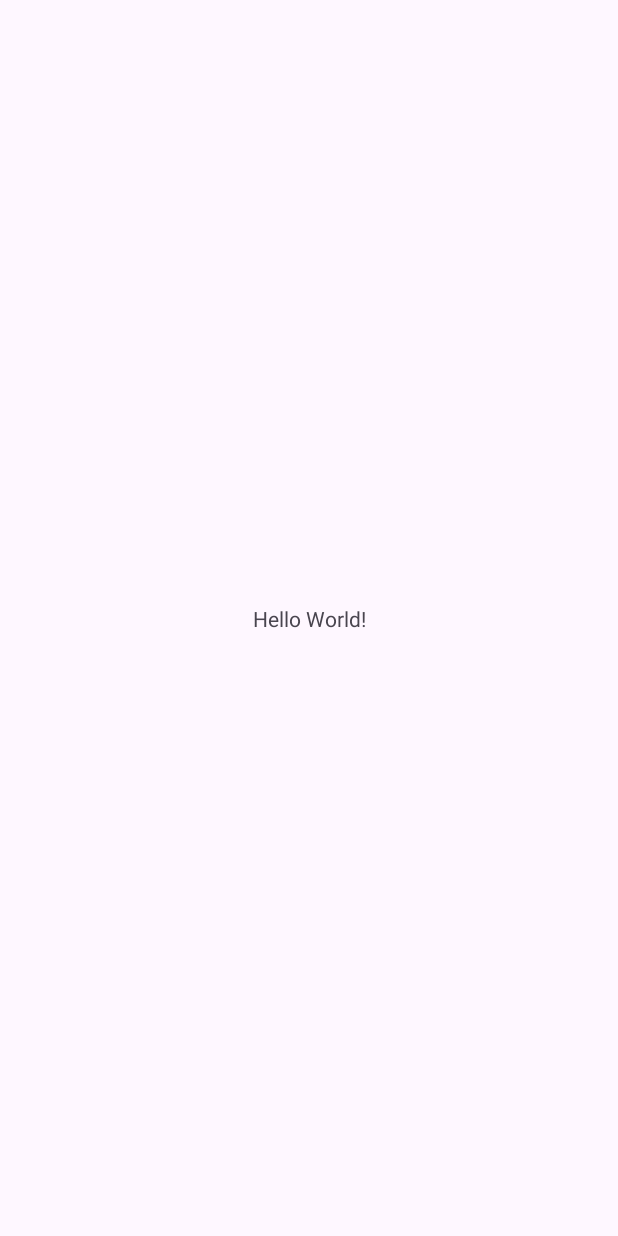
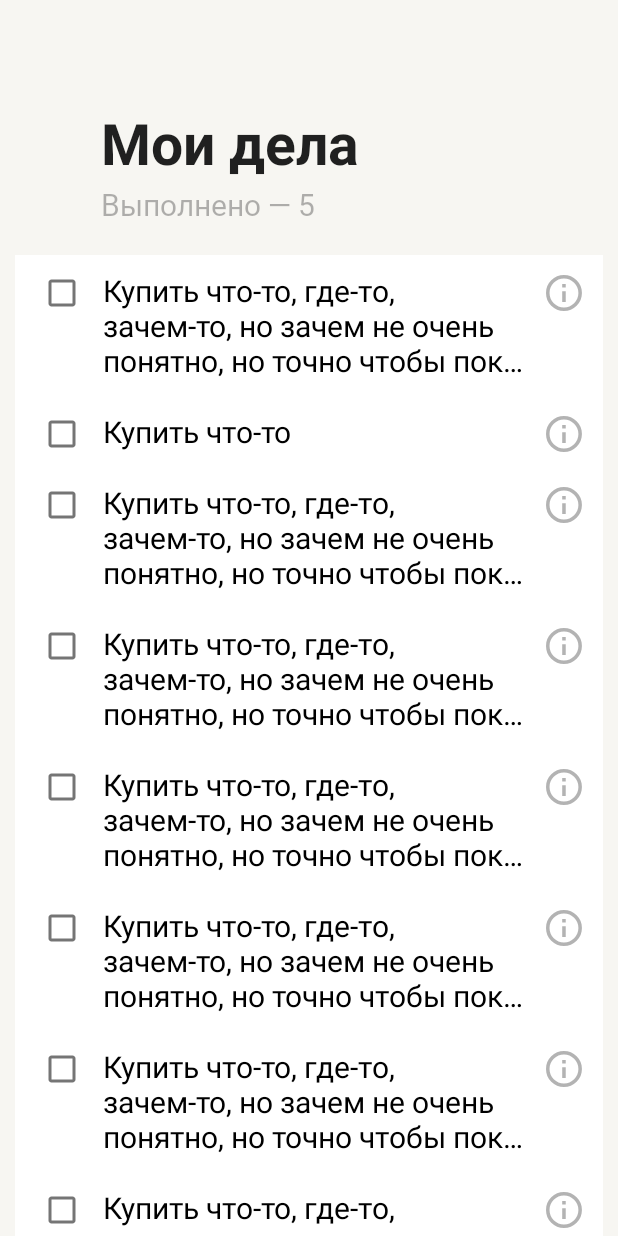
Before and after one commit to Mobile-Developement-School-23/android-todo-app-dotD4xe, an Android app: the screen it shows after launch (MainActivity), on a phone screen of 412 x 824 dp. Before the commit the screen is almost empty. Run offline under Robolectric (Android 15) with nearby library versions, the phone set to English and light mode, and no system bars.

Commit message:
add recyclerView, model, and some ui for ToDoList screen

```diff
--- a/app/src/main/java/com/example/todolist/MainActivity.kt
+++ b/app/src/main/java/com/example/todolist/MainActivity.kt
@@ -2,10 +2,24 @@ package com.example.todolist
 
 import androidx.appcompat.app.AppCompatActivity
 import android.os.Bundle
+import androidx.navigation.NavController
+import androidx.navigation.fragment.NavHostFragment
+import com.example.todolist.databinding.ActivityMainBinding
 
 class MainActivity : AppCompatActivity() {
+
+    private lateinit var binding: ActivityMainBinding
+    private lateinit var navController: NavController
+
+
     override fun onCreate(savedInstanceState: Bundle?) {
         super.onCreate(savedInstanceState)
-        setContentView(R.layout.activity_main)
+        binding = ActivityMainBinding.inflate(layoutInflater)
+        val view = binding.root
+        setContentView(view)
+
+        val navHostFragment = supportFragmentManager
+            .findFragmentById(R.id.nav_host_fragment) as NavHostFragment
+        navController = navHostFragment.navController
     }
 }
--- /dev/null
+++ b/app/src/main/java/com/example/todolist/data/model/TodoItem.kt
@@ -0,0 +1,13 @@
+package com.example.todolist.data.model
+
+import com.example.todolist.util.Importance
+
+data class TodoItem(
+    val id: String,
+    val content: String,
+    val importance: Importance,
+    val deadline: String?,
+    val isDone: Boolean,
+    val dateOfCreation: String,
+    val dateOfChange: String?
+)
--- /dev/null
+++ b/app/src/main/java/com/example/todolist/ui/toDoList/ToDoListAdapter.kt
@@ -0,0 +1,47 @@
+package com.example.todolist.ui.toDoList
+
+import android.view.LayoutInflater
+import android.view.ViewGroup
+import androidx.recyclerview.widget.DiffUtil
+import androidx.recyclerview.widget.ListAdapter
+import androidx.recyclerview.widget.RecyclerView
+import com.example.todolist.data.model.TodoItem
+import com.example.todolist.databinding.ToDoItemBinding
+
+class ToDoListAdapter(
+    private val onItemClicked: (Int, TodoItem) -> Unit
+) : ListAdapter<TodoItem, ToDoListAdapter.ToDoListViewHolder>(DiffCallback) {
+
+    inner class ToDoListViewHolder(private val binding: ToDoItemBinding): RecyclerView.ViewHolder(binding.root) {
+        fun bind(toDo: TodoItem) {
+            binding.content.text = toDo.content
+            binding.itemLayout.setOnClickListener { onItemClicked.invoke(adapterPosition,toDo) }
+        }
+    }
+
+    override fun onCreateViewHolder(parent: ViewGroup, viewType: Int): ToDoListViewHolder {
+        return ToDoListViewHolder(
+            ToDoItemBinding.inflate(
+                LayoutInflater.from(parent.context),
+                parent,
+                false
+            )
+        )
+    }
+
+    override fun onBindViewHolder(holder: ToDoListViewHolder, position: Int) {
+        holder.bind(getItem(position))
+    }
+
+    companion object {
+        private val DiffCallback = object : DiffUtil.ItemCallback<TodoItem>() {
+            override fun areItemsTheSame(oldItem: TodoItem, newItem: TodoItem): Boolean {
+                return oldItem.id == newItem.id
+            }
+
+            override fun areContentsTheSame(oldItem: TodoItem, newItem: TodoItem): Boolean {
+                return oldItem == newItem
+            }
+        }
+    }
+}
--- /dev/null
+++ b/app/src/main/java/com/example/todolist/ui/toDoList/ToDoListFragment.kt
@@ -0,0 +1,53 @@
+package com.example.todolist.ui.toDoList
+
+import android.os.Bundle
+import android.view.LayoutInflater
+import android.view.View
+import android.view.ViewGroup
+import androidx.fragment.app.Fragment
+import androidx.recyclerview.widget.LinearLayoutManager
+import androidx.recyclerview.widget.RecyclerView
+import com.example.todolist.data.model.TodoItem
+import com.example.todolist.databinding.FragmentToDoListBinding
+import com.example.todolist.util.Importance
+
+
+class ToDoListFragment : Fragment() {
+
+    private var _binding: FragmentToDoListBinding? = null
+    private val binding get() = _binding!!
+
+    private lateinit var recyclerView: RecyclerView
+
+    private val adapter by lazy {
+        ToDoListAdapter(
+            onItemClicked = { pos, item ->
+//                findTopNavController().navigate(R.id.showArticleTextFragment,Bundle().apply {
+//                    putParcelable("article",item)
+//                })
+            }
+        )
+    }
+
+    override fun onCreateView(
+        inflater: LayoutInflater, container: ViewGroup?,
+        savedInstanceState: Bundle?
+    ): View {
+        _binding = FragmentToDoListBinding.inflate(inflater, container, false)
+        return binding.root
+    }
+
+    override fun onViewCreated(view: View, savedInstanceState: Bundle?) {
+        super.onViewCreated(view, savedInstanceState)
+
+        recyclerView = binding.recyclerView
+        recyclerView.layoutManager = LinearLayoutManager(requireContext())
+        recyclerView.adapter = adapter
+
+        val todoItem = TodoItem("1", "Купить что-то, где-то, зачем-то, но зачем не очень понятно, но точно чтобы показать как обр…", Importance.NORMAL, "2342", true, "sfsdf", "sfsdf")
+        val todoItem1 = TodoItem("2", "Купить что-то", Importance.LOW, "234fgh2", true, "sfsfghdf", "sfsfghdf")
+        val todoItems = listOf(todoItem, todoItem1, todoItem, todoItem, todoItem, todoItem, todoItem, todoItem, todoItem)
+        adapter.submitList(todoItems)
+    }
+
+}
--- /dev/null
+++ b/app/src/main/java/com/example/todolist/util/Enum.kt
@@ -0,0 +1,7 @@
+package com.example.todolist.util
+
+enum class Importance {
+    LOW,
+    NORMAL,
+    HIGH
+}
--- /dev/null
+++ b/app/src/main/res/drawable/info.xml
@@ -0,0 +1,10 @@
+<vector xmlns:android="http://schemas.android.com/apk/res/android"
+    android:width="20dp"
+    android:height="20dp"
+    android:viewportWidth="20"
+    android:viewportHeight="20">
+  <path
+      android:pathData="M9,6.984V4.969H10.969V6.984H9ZM4.313,15.656C5.906,17.219 7.797,18 9.984,18C12.172,18 14.047,17.219 15.609,15.656C17.203,14.063 18,12.172 18,9.984C18,7.797 17.203,5.922 15.609,4.359C14.047,2.766 12.172,1.969 9.984,1.969C7.797,1.969 5.906,2.766 4.313,4.359C2.75,5.922 1.969,7.797 1.969,9.984C1.969,12.172 2.75,14.063 4.313,15.656ZM2.906,2.953C4.875,0.984 7.234,0 9.984,0C12.734,0 15.078,0.984 17.016,2.953C18.984,4.891 19.969,7.234 19.969,9.984C19.969,12.734 18.984,15.094 17.016,17.063C15.078,19 12.734,19.969 9.984,19.969C7.234,19.969 4.875,19 2.906,17.063C0.969,15.094 0,12.734 0,9.984C0,7.234 0.969,4.891 2.906,2.953ZM9,15V9H10.969V15H9Z"
+      android:fillColor="#000000"
+      android:fillAlpha="0.3"/>
+</vector>
--- /dev/null
+++ b/app/src/main/res/font/roboto_font_family.xml
@@ -0,0 +1,13 @@
+<?xml version="1.0" encoding="utf-8"?>
+<font-family xmlns:android="http://schemas.android.com/apk/res/android"
+    xmlns:app="http://schemas.android.com/apk/res-auto">
+    <font
+        app:font="@font/roboto_regular"
+        app:fontStyle="normal"
+        app:fontWeight="400" />
+
+    <font
+        app:font="@font/roboto_medium"
+        app:fontStyle="normal"
+        app:fontWeight="500" />
+</font-family>
--- a/app/src/main/res/layout/activity_main.xml
+++ b/app/src/main/res/layout/activity_main.xml
@@ -6,13 +6,16 @@
     android:layout_height="match_parent"
     tools:context=".MainActivity">
 
-    <TextView
-        android:layout_width="wrap_content"
-        android:layout_height="wrap_content"
-        android:text="Hello World!"
+    <androidx.fragment.app.FragmentContainerView
+        android:id="@+id/nav_host_fragment"
+        android:name="androidx.navigation.fragment.NavHostFragment"
+        android:layout_width="0dp"
+        android:layout_height="0dp"
+        app:defaultNavHost="true"
         app:layout_constraintBottom_toBottomOf="parent"
-        app:layout_constraintEnd_toEndOf="parent"
-        app:layout_constraintStart_toStartOf="parent"
-        app:layout_constraintTop_toTopOf="parent" />
+        app:layout_constraintLeft_toLeftOf="parent"
+        app:layout_constraintRight_toRightOf="parent"
+        app:layout_constraintTop_toTopOf="parent"
+        app:navGraph="@navigation/nav_graph" />
 
 </androidx.constraintlayout.widget.ConstraintLayout>
--- /dev/null
+++ b/app/src/main/res/layout/fragment_to_do_list.xml
@@ -0,0 +1,86 @@
+<?xml version="1.0" encoding="utf-8"?>
+<androidx.coordinatorlayout.widget.CoordinatorLayout
+    xmlns:android="http://schemas.android.com/apk/res/android"
+    xmlns:app="http://schemas.android.com/apk/res-auto"
+    android:layout_width="match_parent"
+    android:layout_height="match_parent"
+    android:background="#F7F6F2"
+    android:fitsSystemWindows="true">
+
+    <com.google.android.material.appbar.AppBarLayout
+        android:id="@+id/app_bar_layout"
+        android:layout_width="match_parent"
+        android:layout_height="wrap_content"
+        app:liftOnScroll="true"
+        android:fitsSystemWindows="true"
+        android:theme="@style/Base.Theme.ToDoList">
+
+        <com.google.android.material.appbar.CollapsingToolbarLayout
+            android:id="@+id/collapsing_toolbar"
+            android:layout_width="match_parent"
+            android:layout_height="wrap_content"
+            android:fitsSystemWindows="true"
+            app:title="Мои дела"
+            app:expandedTitleMarginStart="67dp"
+            app:expandedTitleMarginBottom="60dp"
+            app:expandedTitleTextAppearance="@style/Toolbar_ExpandedTitleTextAppearance_Big"
+            app:collapsedTitleTextAppearance="@style/Toolbar.TitleTextAppearance"
+            app:layout_scrollFlags="scroll|exitUntilCollapsed|snap|enterAlwaysCollapsed"
+            app:titleEnabled="true"
+            app:contentScrim="#F7F6F2">
+
+            <View
+                android:id="@+id/expandedImage"
+                android:layout_width="match_parent"
+                android:layout_height="170dp"
+                android:background="#F7F6F2"
+                app:layout_collapseMode="parallax"
+                app:layout_collapseParallaxMultiplier="0.7" />
+
+            <TextView
+                android:layout_width="wrap_content"
+                android:layout_height="wrap_content"
+                android:text="@string/done"
+                android:alpha="0.3"
+                android:textSize="20sp"
+                android:fontFamily="@font/roboto_regular"
+                android:layout_marginStart="67dp"
+                android:paddingBottom="20dp"
+                android:layout_gravity="bottom"
+                android:textColor="@color/black"
+                app:layout_collapseMode="parallax"
+                app:layout_collapseParallaxMultiplier="0.7"/>
+
+            <androidx.appcompat.widget.Toolbar
+                android:id="@+id/toolbar"
+                android:layout_width="match_parent"
+                android:layout_height="?attr/actionBarSize"
+                app:titleTextColor="@color/black"
+                android:elevation="8dp"
+                app:titleTextAppearance="@style/Toolbar.TitleTextAppearance"
+                app:layout_scrollFlags="scroll|enterAlways"
+                app:layout_collapseMode="pin" >
+            </androidx.appcompat.widget.Toolbar>
+
+        </com.google.android.material.appbar.CollapsingToolbarLayout>
+
+    </com.google.android.material.appbar.AppBarLayout>
+
+    <androidx.core.widget.NestedScrollView
+        android:layout_width="match_parent"
+        android:layout_height="match_parent"
+        android:background="#F7F6F2"
+        app:layout_behavior="@string/appbar_scrolling_view_behavior"
+        android:fillViewport="true">
+
+        <androidx.recyclerview.widget.RecyclerView
+            android:id="@+id/recycler_view"
+            android:layout_width="match_parent"
+            android:layout_height="wrap_content"
+            android:layout_marginStart="10dp"
+            android:paddingBottom="30dp"
+            android:layout_marginEnd="10dp" />
+
+    </androidx.core.widget.NestedScrollView>
+
+</androidx.coordinatorlayout.widget.CoordinatorLayout>
--- /dev/null
+++ b/app/src/main/res/layout/to_do_item.xml
@@ -0,0 +1,60 @@
+<?xml version="1.0" encoding="utf-8"?>
+<com.google.android.material.card.MaterialCardView xmlns:android="http://schemas.android.com/apk/res/android"
+    xmlns:app="http://schemas.android.com/apk/res-auto"
+    xmlns:tools="http://schemas.android.com/tools"
+    android:layout_width="match_parent"
+    android:layout_height="wrap_content"
+    android:id="@+id/item_layout"
+    android:clickable="true"
+    app:cardCornerRadius="0dp"
+    app:cardBackgroundColor="@color/white"
+    android:focusable="true">
+
+    <androidx.constraintlayout.widget.ConstraintLayout
+        android:layout_width="match_parent"
+        android:layout_height="wrap_content"
+        android:background="?android:attr/selectableItemBackground"
+        android:paddingStart="19dp"
+        android:paddingEnd="14dp"
+        android:paddingTop="10dp"
+        android:paddingBottom="10dp">
+
+        <CheckBox
+            android:id="@+id/checkBox"
+            android:layout_width="24dp"
+            android:layout_height="24dp"
+            android:layout_marginTop="3dp"
+            app:layout_constraintStart_toStartOf="parent"
+            app:layout_constraintTop_toTopOf="@id/content" />
+
+
+        <TextView
+            android:id="@+id/content"
+            android:layout_width="0dp"
+            android:layout_height="wrap_content"
+            android:textSize="20sp"
+            android:layout_marginEnd="14dp"
+            android:layout_marginStart="15dp"
+            android:textColor="@color/black"
+            android:maxLines="3"
+            android:ellipsize="end"
+            tools:text="test"
+            app:layout_constraintStart_toEndOf="@id/checkBox"
+            app:layout_constraintEnd_toStartOf="@id/next"
+            app:layout_constraintTop_toTopOf="parent"
+            app:layout_constraintBottom_toBottomOf="parent"/>
+
+
+        <ImageView
+            android:id="@+id/next"
+            android:layout_width="24dp"
+            android:layout_height="24dp"
+            android:layout_marginTop="3dp"
+            android:src="@drawable/info"
+            app:layout_constraintEnd_toEndOf="parent"
+            app:layout_constraintTop_toTopOf="@id/content" />
+
+
+    </androidx.constraintlayout.widget.ConstraintLayout>
+
+</com.google.android.material.card.MaterialCardView>
--- /dev/null
+++ b/app/src/main/res/navigation/nav_graph.xml
@@ -0,0 +1,13 @@
+<?xml version="1.0" encoding="utf-8"?>
+<navigation xmlns:android="http://schemas.android.com/apk/res/android"
+    xmlns:app="http://schemas.android.com/apk/res-auto"
+    xmlns:tools="http://schemas.android.com/tools"
+    android:id="@+id/nav_graph"
+    app:startDestination="@id/toDoListFragment">
+
+    <fragment
+        android:id="@+id/toDoListFragment"
+        android:name="com.example.todolist.ui.toDoList.ToDoListFragment"
+        android:label="fragment_to_do_list"
+        tools:layout="@layout/fragment_to_do_list" />
+</navigation>
--- a/app/src/main/res/values-night/themes.xml
+++ b/app/src/main/res/values-night/themes.xml
@@ -1,7 +1,9 @@
 <resources xmlns:tools="http://schemas.android.com/tools">
     <!-- Base application theme. -->
-    <style name="Base.Theme.ToDoList" parent="Theme.Material3.DayNight.NoActionBar">
+    <style name="Base.Theme.ToDoList" parent="Theme.MaterialComponents.DayNight.NoActionBar">
         <!-- Customize your dark theme here. -->
         <!-- <item name="colorPrimary">@color/my_dark_primary</item> -->
+        <item name="android:windowTranslucentStatus">true</item>
+
     </style>
 </resources>
--- a/app/src/main/res/values/strings.xml
+++ b/app/src/main/res/values/strings.xml
@@ -1,3 +1,6 @@
 <resources>
     <string name="app_name">ToDoList</string>
+    <!-- TODO: Remove or change this placeholder text -->
+    <string name="hello_blank_fragment">Hello blank fragment</string>
+    <string name="done">Выполнено — 5</string>
 </resources>
--- a/app/src/main/res/values/themes.xml
+++ b/app/src/main/res/values/themes.xml
@@ -1,9 +1,21 @@
 <resources xmlns:tools="http://schemas.android.com/tools">
     <!-- Base application theme. -->
-    <style name="Base.Theme.ToDoList" parent="Theme.Material3.DayNight.NoActionBar">
+    <style name="Base.Theme.ToDoList" parent="Theme.MaterialComponents.DayNight.NoActionBar">
         <!-- Customize your light theme here. -->
-        <!-- <item name="colorPrimary">@color/my_light_primary</item> -->
+        <item name="android:windowTranslucentStatus">true</item>
+
     </style>
 
     <style name="Theme.ToDoList" parent="Base.Theme.ToDoList" />
+
+    <style name="Toolbar.TitleTextAppearance" parent="@style/TextAppearance.Widget.AppCompat.Toolbar.Title">
+        <item name="android:textSize">25sp</item>
+        <item name="android:textStyle">bold</item>
+    </style>
+
+    <style name="Toolbar_ExpandedTitleTextAppearance_Big">
+        <item name="android:textSize">38sp</item>
+        <item name="android:textStyle">bold</item>
+    </style>
+
 </resources>
```
Also changed, not shown: app/build.gradle (+9 -0 lines), app/src/main/res/font/roboto_medium.ttf (added), app/src/main/res/font/roboto_regular.ttf (added).
